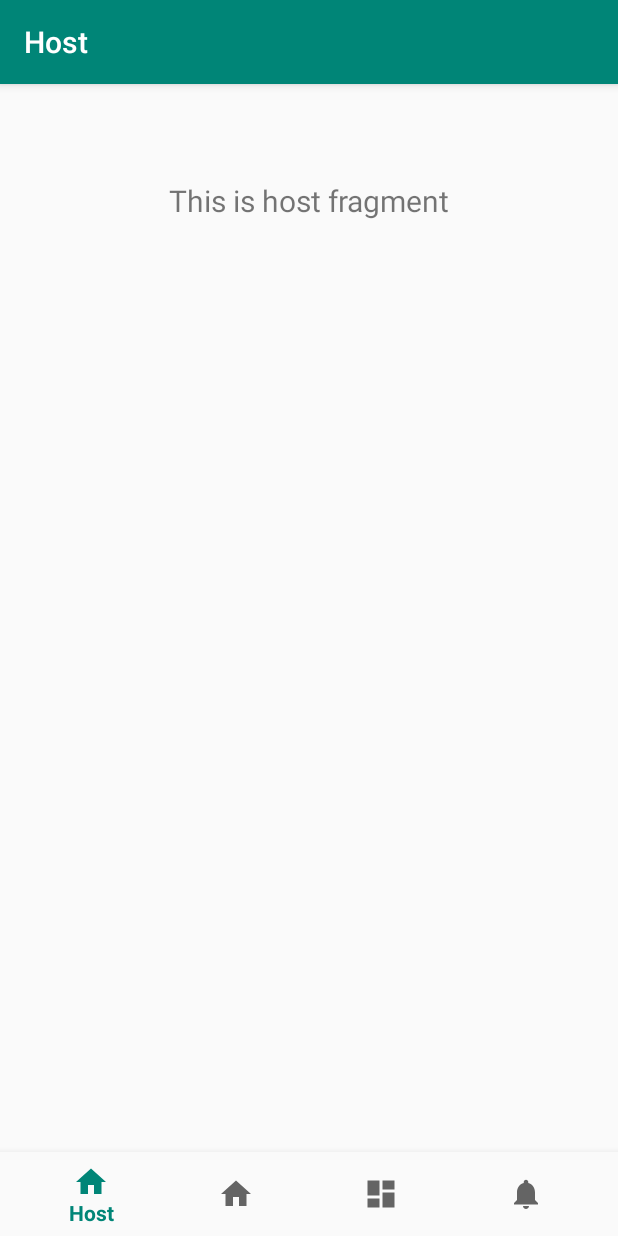
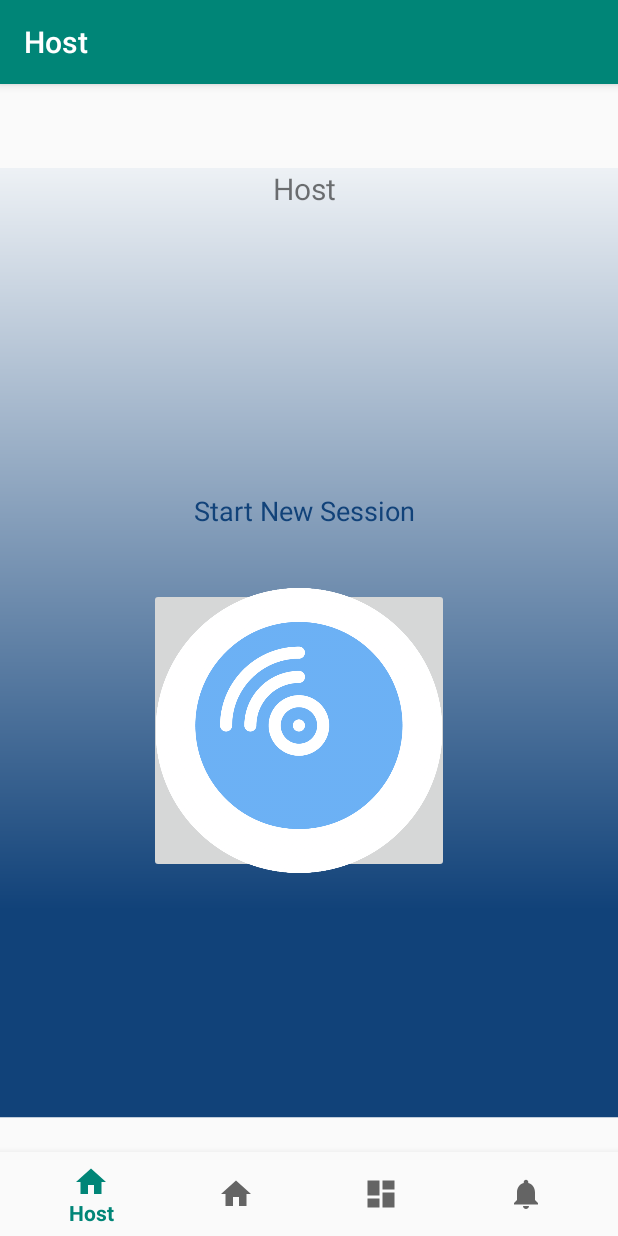
Before and after one commit to Finnvoor/glisten, an Android app: the HostFragment screen opened through its navigation route, on a phone screen of 412 x 824 dp. Run offline under Robolectric (Android 15) with nearby library versions, the phone set to English and light mode, and no system bars; our stand-ins replace navigation-ui.

Commit message:
host page

```diff
--- a/app/src/main/java/com/example/a3d5bmusicapp/ui/host/HostFragment.java
+++ b/app/src/main/java/com/example/a3d5bmusicapp/ui/host/HostFragment.java
@@ -22,7 +22,7 @@ public class HostFragment extends Fragment {
                              ViewGroup container, Bundle savedInstanceState) {
         hostViewModel =
                 ViewModelProviders.of(this).get(HostViewModel.class);
-        View root = inflater.inflate(R.layout.fragment_current, container, false);
+        View root = inflater.inflate(R.layout.fragment_host, container, false);
         final TextView textView = root.findViewById(R.id.text_dashboard);
         hostViewModel.getText().observe(this, new Observer<String>() {
             @Override
--- a/app/src/main/java/com/example/a3d5bmusicapp/ui/host/HostViewModel.java
+++ b/app/src/main/java/com/example/a3d5bmusicapp/ui/host/HostViewModel.java
@@ -10,7 +10,9 @@ public class HostViewModel extends ViewModel {
 
     public HostViewModel() {
         mText = new MutableLiveData<>();
-        mText.setValue("This is host fragment");
+        mText.setValue("Host");
+
+
     }
 
     public LiveData<String> getText() {
--- /dev/null
+++ b/app/src/main/res/drawable/host_page.xml
@@ -0,0 +1,62 @@
+<?xml version="1.0" encoding="utf-8"?>
+<!-- drawable/android_1.xml -->
+<vector
+    xmlns:android="http://schemas.android.com/apk/res/android"
+    xmlns:aapt="http://schemas.android.com/aapt"
+    android:width="360dp"
+    android:height="720dp"
+    android:viewportWidth="360"
+    android:viewportHeight="720"
+    >
+
+    <group>
+
+        <clip-path
+            android:pathData="M0 0H360V640H0V0Z"
+            />
+
+        <group
+            android:translateX="1"
+            android:translateY="0"
+            android:pivotX="180"
+            android:pivotY="320"
+            android:scaleX="2"
+            android:scaleY="2"
+            android:rotation="90"
+            >
+
+            <path
+                android:pathData="M0 0V640H360V0"
+                >
+
+                <aapt:attr name="android:fillColor">
+
+                    <gradient
+                        android:type="linear"
+                        android:startX="0"
+                        android:startY="320"
+                        android:endX="270"
+                        android:endY="320"
+                        >
+
+                        <item
+                            android:color="#FFFFFF"
+                            android:offset="0"
+                            />
+
+                        <item
+                            android:color="#114279"
+                            android:offset="1"
+                            />
+
+                    </gradient>
+
+                </aapt:attr>
+
+            </path>
+
+        </group>
+
+    </group>
+
+</vector>
--- a/app/src/main/res/layout/fragment_host.xml
+++ b/app/src/main/res/layout/fragment_host.xml
@@ -1,10 +1,34 @@
 <?xml version="1.0" encoding="utf-8"?>
-<androidx.constraintlayout.widget.ConstraintLayout xmlns:android="http://schemas.android.com/apk/res/android"
+<RelativeLayout xmlns:android="http://schemas.android.com/apk/res/android"
+
     xmlns:app="http://schemas.android.com/apk/res-auto"
-    xmlns:tools="http://schemas.android.com/tools"
-    android:layout_width="match_parent"
-    android:layout_height="match_parent">
+    android:id="@+id/start_up_pa"
+    android:layout_width="fill_parent"
+    android:layout_height="fill_parent"
+    android:background = "@drawable/host_page">
 
+
+    <ImageButton
+        android:id="@+id/imageButton"
+        android:layout_width="200dp"
+        android:layout_height="190dp"
+        android:layout_alignParentStart="true"
+        android:layout_alignParentLeft="true"
+        android:layout_alignParentTop="true"
+        android:layout_marginStart="99dp"
+        android:layout_marginLeft="99dp"
+        android:layout_marginTop="280dp"
+        android:adjustViewBounds="true"
+        android:color="#114279"
+        android:contentDescription="@string/todo"
+        android:cropToPadding="true"
+        android:padding="0dp"
+        android:scaleType="fitCenter"
+        app:layout_constraintBottom_toBottomOf="parent"
+        app:layout_constraintEnd_toEndOf="parent"
+        app:layout_constraintStart_toStartOf="parent"
+        app:layout_constraintTop_toTopOf="parent"
+        app:srcCompat="@drawable/djdisk" />
 
     <TextView
         android:id="@+id/start_new_s"
@@ -13,20 +37,23 @@
         android:layout_alignParentStart="true"
         android:layout_alignParentLeft="true"
         android:layout_alignParentTop="true"
+        android:layout_marginStart="129dp"
+        android:layout_marginLeft="129dp"
+        android:layout_marginTop="216dp"
+        android:layout_marginBottom="20dp"
         android:gravity="top"
         android:text="@string/start_new_s"
         android:textAppearance="@style/start_new_s"
-        app:layout_constraintBottom_toBottomOf="parent"
+        app:layout_constraintBottom_toTopOf="@+id/imageButton"
         app:layout_constraintEnd_toEndOf="parent"
-        app:layout_constraintStart_toStartOf="parent"
-        app:layout_constraintTop_toTopOf="@+id/text_home" />
+        app:layout_constraintHorizontal_bias="0.49"
+        app:layout_constraintStart_toStartOf="parent" />
 
     <TextView
-        android:id="@+id/text_home"
-        android:layout_width="match_parent"
+        android:id="@+id/text_dashboard"
+        android:layout_width="389dp"
         android:layout_height="wrap_content"
         android:layout_marginStart="8dp"
-        android:layout_marginTop="8dp"
         android:layout_marginEnd="8dp"
         android:textAlignment="center"
         android:textSize="20sp"
@@ -35,5 +62,4 @@
         app:layout_constraintTop_toTopOf="parent" />
 
 
-
-</androidx.constraintlayout.widget.ConstraintLayout>
+</RelativeLayout>
```
Also changed, not shown: app/src/main/res/drawable-v24/djdisk.png.
